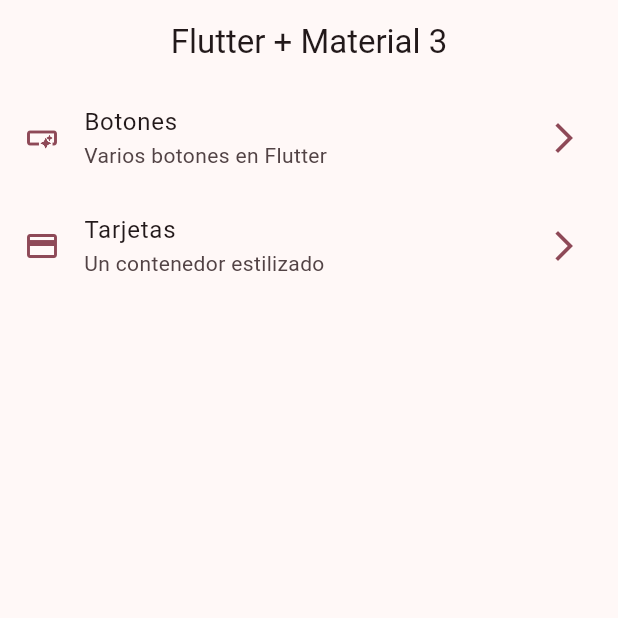
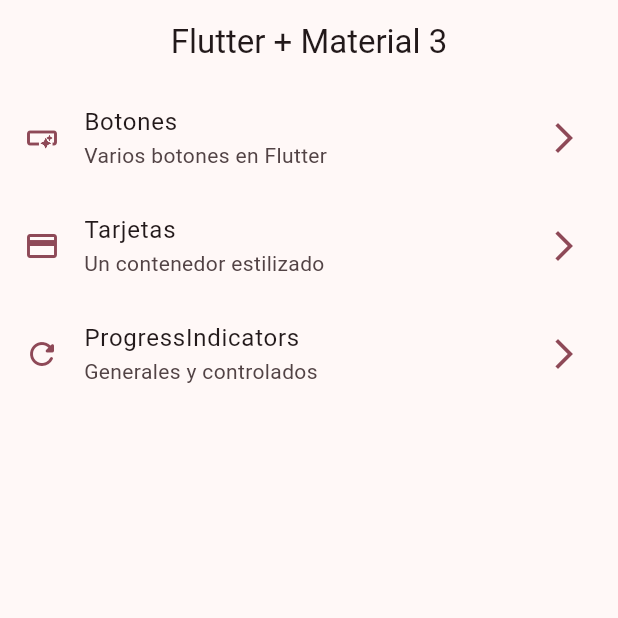
Before and after one commit to gavasquez/widgets-app, a Flutter app: the screen it shows after launch, on a phone screen of 412 x 824 dp, the top half of it. Run offline on Flutter 3.47's test engine with Material 3 defaults, Android fonts, the phone set to English and light mode, and no system bars; our stand-ins replace go_router.

Commit message:
progress indicators terminado

```diff
--- a/lib/config/menu/menu_items.dart
+++ b/lib/config/menu/menu_items.dart
@@ -23,5 +23,10 @@ class MenuItem {
         subTitle: 'Un contenedor estilizado',
         link: '/cards',
         icon: Icons.credit_card),
+        MenuItem(
+        title: 'ProgressIndicators',
+        subTitle: 'Generales y controlados',
+        link: '/progress',
+        icon: Icons.refresh_rounded),
   ];
 }
--- a/lib/config/router/app_router.dart
+++ b/lib/config/router/app_router.dart
@@ -20,5 +20,10 @@ final appRouter = GoRouter(
       path: '/cards',
       builder: (context, state) => const CardScreen(),
     ),
+    GoRoute(
+      name: ProgressScreen.name,
+      path: '/progress',
+      builder: (context, state) => const ProgressScreen(),
+    ),
   ],
 );
```
Also changed, not shown: lib/presentation/screen/progress/progress_screen.dart (+57 -1 lines).
